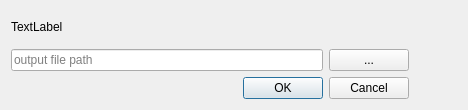
Qt form ui/ui_polygon_export.ui (dabachma/promaides_gis_tools) before a commit.
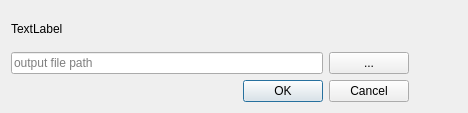
The same form after that commit. Icons and pictures are not drawn.

```diff
--- a/ui/ui_polygon_export.ui
+++ b/ui/ui_polygon_export.ui
@@ -7,7 +7,7 @@
     <x>0</x>
     <y>0</y>
     <width>468</width>
-    <height>110</height>
+    <height>113</height>
    </rect>
   </property>
   <property name="windowTitle">
```
Left out of the diff: 3 changed lines with no effect on the pictures.
